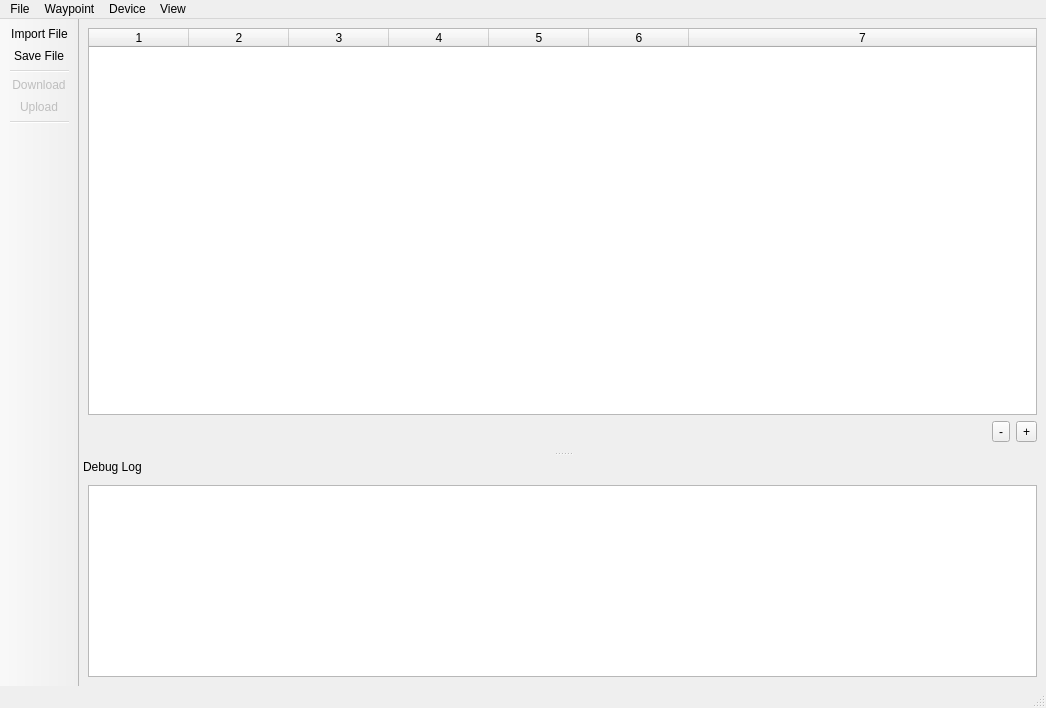
Before: the Qt Designer form src/main/python/location_tool/ui/main_window.ui in rootrootde/LocationsFITTool, drawn with Qt 5.
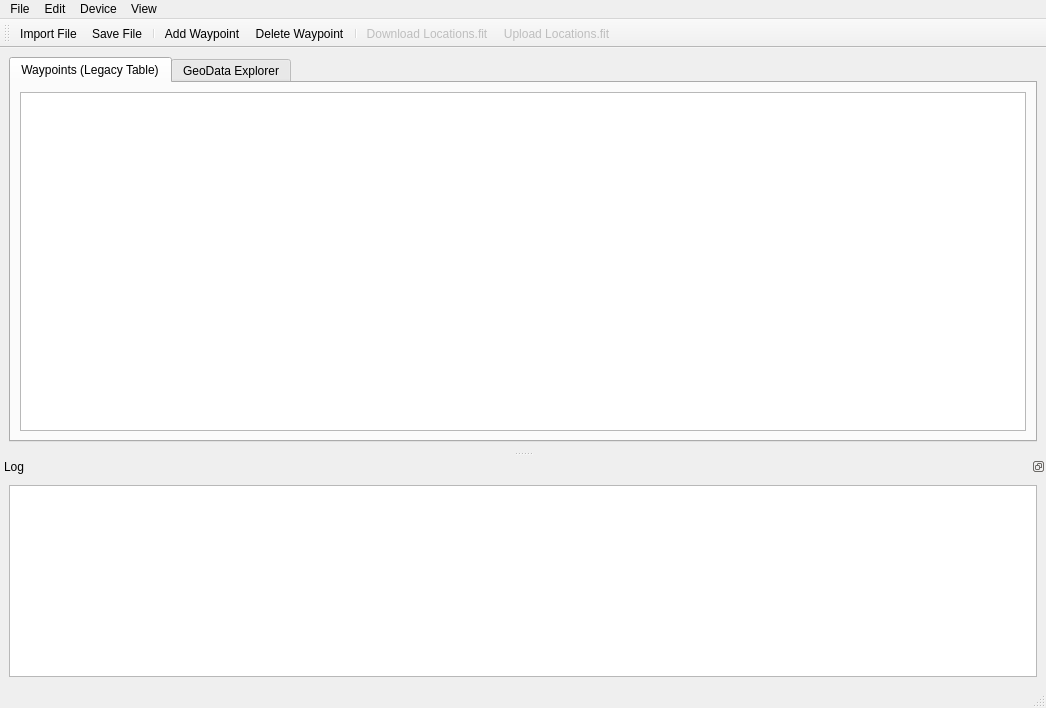
After: the same form once the commit is applied.

Commit message:
Refactor waypoint handling and UI enhancements
- Updated waypoint data model to replace 'elevation' with 'altitude'.
- Adjusted table column references and delegates to reflect the altitude change.
- Enhanced UI by adding a tabbed interface with 'Waypoints' and 'GeoData Explorer'.
- Improved action handling in the main window, including tooltips and shortcuts.
- Refined layout management for better organization of UI components.
- Updated log dock behavior and visibility handling.
- Added tooltips for various actions to improve user experience.

```diff
--- a/src/main/python/location_tool/ui/main_window.ui
+++ b/src/main/python/location_tool/ui/main_window.ui
@@ -22,86 +22,52 @@
   <widget class="QWidget" name="centralwidget">
    <layout class="QVBoxLayout" name="verticalLayout_3">
     <item>
-     <layout class="QVBoxLayout" name="verticalLayout_2">
-      <item>
-       <widget class="QTableWidget" name="waypoint_table">
-        <property name="editTriggers">
-         <set>QAbstractItemView::EditTrigger::DoubleClicked|QAbstractItemView::EditTrigger::EditKeyPressed|QAbstractItemView::EditTrigger::SelectedClicked</set>
-        </property>
-        <property name="selectionBehavior">
-         <enum>QAbstractItemView::SelectionBehavior::SelectRows</enum>
-        </property>
-        <property name="iconSize">
-         <size>
-          <width>24</width>
-          <height>24</height>
-         </size>
-        </property>
-        <property name="showGrid">
-         <bool>false</bool>
-        </property>
-        <property name="cornerButtonEnabled">
-         <bool>false</bool>
-        </property>
-        <property name="columnCount">
-         <number>7</number>
-        </property>
-        <attribute name="horizontalHeaderVisible">
-         <bool>true</bool>
-        </attribute>
-        <attribute name="horizontalHeaderHighlightSections">
-         <bool>false</bool>
-        </attribute>
-        <attribute name="horizontalHeaderStretchLastSection">
-         <bool>true</bool>
-        </attribute>
-        <attribute name="verticalHeaderVisible">
-         <bool>false</bool>
-        </attribute>
-        <attribute name="verticalHeaderMinimumSectionSize">
-         <number>40</number>
-        </attribute>
-        <column/>
-        <column/>
-        <column/>
-        <column/>
-        <column/>
-        <column/>
-        <column/>
-       </widget>
-      </item>
-      <item>
-       <layout class="QHBoxLayout" name="horizontalLayout">
+     <widget class="QTabWidget" name="tabWidget">
+      <property name="currentIndex">
+       <number>0</number>
+      </property>
+      <widget class="QWidget" name="tab_waypoints_table">
+       <attribute name="title">
+        <string>Waypoints (Legacy Table)</string>
+       </attribute>
+       <layout class="QVBoxLayout" name="verticalLayout_4">
         <item>
-         <spacer name="horizontalSpacer">
-          <property name="orientation">
-           <enum>Qt::Orientation::Horizontal</enum>
-          </property>
-          <property name="sizeHint" stdset="0">
-           <size>
-            <width>40</width>
-            <height>20</height>
-           </size>
-          </property>
-         </spacer>
+         <layout class="QVBoxLayout" name="verticalLayout_2">
+          <item>
+           <widget class="QTableWidget" name="waypoint_table">
+            <property name="editTriggers">
+             <set>QAbstractItemView::EditTrigger::DoubleClicked|QAbstractItemView::EditTrigger::EditKeyPressed|QAbstractItemView::EditTrigger::SelectedClicked</set>
+            </property>
+            <property name="selectionBehavior">
+             <enum>QAbstractItemView::SelectionBehavior::SelectRows</enum>
+            </property>
+            <property name="iconSize">
+             <size>
+              <width>24</width>
+              <height>24</height>
+             </size>
+            </property>
+           </widget>
+          </item>
+         </layout>
         </item>
+       </layout>
+      </widget>
+      <widget class="QWidget" name="tab_geodata_explorer">
+       <attribute name="title">
+        <string>GeoData Explorer</string>
+       </attribute>
+       <layout class="QVBoxLayout" name="verticalLayout_geodata">
         <item>
-         <widget class="QToolButton" name="delete_wpt_btn">
-          <property name="text">
-           <string>-</string>
+         <widget class="QTreeView" name="geodata_view">
+          <property name="editTriggers">
+           <set>QAbstractItemView::EditTrigger::DoubleClicked|QAbstractItemView::EditTrigger::EditKeyPressed</set>
           </property>
          </widget>
         </item>
-        <item>
-         <widget class="QToolButton" name="add_wpt_btn">
-          <property name="text">
-           <string>+</string>
-          </property>
-         </widget>
-        </item>
        </layout>
-      </item>
-     </layout>
+      </widget>
+     </widget>
     </item>
    </layout>
   </widget>
@@ -110,24 +76,22 @@
     <bool>true</bool>
    </property>
    <property name="features">
-    <set>QDockWidget::DockWidgetFeature::NoDockWidgetFeatures</set>
+    <set>QDockWidget::DockWidgetFloatable|QDockWidget::DockWidgetMovable</set>
    </property>
    <property name="windowTitle">
-    <string>Debug Log</string>
+    <string>Log</string>
    </property>
    <attribute name="dockWidgetArea">
     <number>8</number>
    </attribute>
    <widget class="QWidget" name="log_dock_contents">
-    <property name="minimumSize">
-     <size>
-      <width>0</width>
-      <height>100</height>
-     </size>
-    </property>
-    <layout class="QVBoxLayout" name="verticalLayout">
+    <layout class="QVBoxLayout" name="verticalLayout_log">
      <item>
-      <widget class="QTextEdit" name="log_textedit"/>
+      <widget class="QTextEdit" name="log_textedit">
+       <property name="readOnly">
+        <bool>true</bool>
+       </property>
+      </widget>
      </item>
     </layout>
    </widget>
@@ -138,7 +102,7 @@
      <x>0</x>
      <y>0</y>
      <width>1046</width>
-     <height>37</height>
+     <height>24</height>
     </rect>
    </property>
    <widget class="QMenu" name="menuFile">
@@ -152,7 +116,7 @@
    </widget>
    <widget class="QMenu" name="menuWaypoint">
     <property name="title">
-     <string>Waypoint</string>
+     <string>Edit</string>
     </property>
     <addaction name="add_wpt_action"/>
     <addaction name="delete_wpt_action"/>
@@ -179,20 +143,17 @@
   </widget>
   <widget class="QStatusBar" name="status_bar"/>
   <widget class="QToolBar" name="toolBar">
-   <property name="sizePolicy">
-    <sizepolicy hsizetype="Fixed" vsizetype="Preferred">
-     <horstretch>0</horstretch>
-     <verstretch>0</verstretch>
-    </sizepolicy>
+   <property name="windowTitle">
+    <string>toolBar</string>
    </property>
    <property name="movable">
-    <bool>false</bool>
+    <bool>true</bool>
    </property>
    <property name="toolButtonStyle">
-    <enum>Qt::ToolButtonStyle::ToolButtonIconOnly</enum>
+    <enum>Qt::ToolButtonTextBesideIcon</enum>
    </property>
    <attribute name="toolBarArea">
-    <enum>LeftToolBarArea</enum>
+    <enum>TopToolBarArea</enum>
    </attribute>
    <attribute name="toolBarBreak">
     <bool>false</bool>
@@ -200,9 +161,11 @@
    <addaction name="import_file_action"/>
    <addaction name="save_file_action"/>
    <addaction name="separator"/>
+   <addaction name="add_wpt_action"/>
+   <addaction name="delete_wpt_action"/>
+   <addaction name="separator"/>
    <addaction name="download_locations_fit_action"/>
    <addaction name="upload_locations_fit_action"/>
-   <addaction name="separator"/>
   </widget>
   <action name="add_wpt_action">
    <property name="text">
@@ -270,7 +233,7 @@
     <bool>false</bool>
    </property>
    <property name="text">
-    <string>Download</string>
+    <string>Download Locations.fit</string>
    </property>
    <property name="shortcut">
     <string>Ctrl+Shift+D</string>
@@ -284,9 +247,6 @@
     <bool>false</bool>
    </property>
    <property name="text">
-    <string>Upload</string>
-   </property>
-   <property name="toolTip">
     <string>Upload Locations.fit</string>
    </property>
    <property name="shortcut">
```
Left out of the diff: 80 changed lines with no effect on the pictures. The commit also changes 8 other files.
